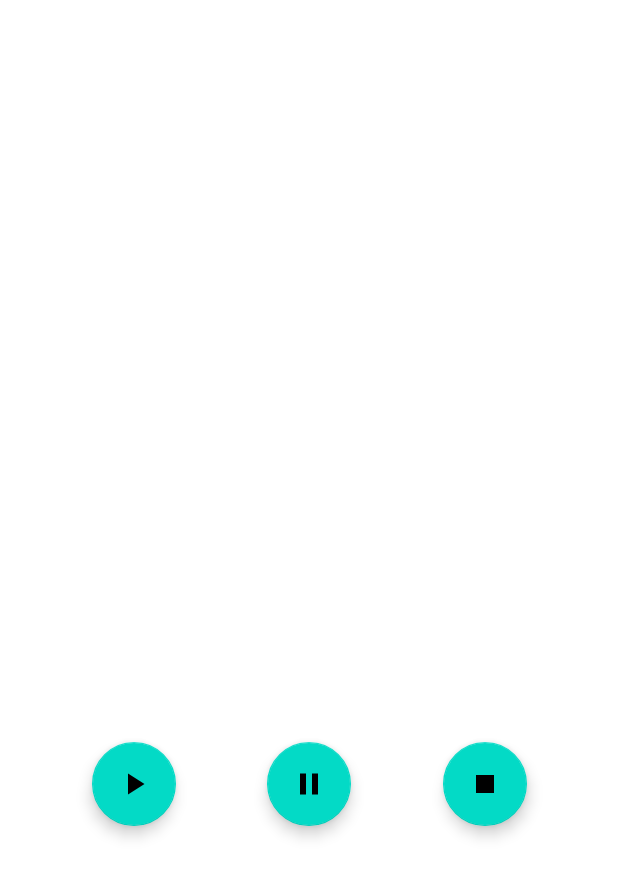
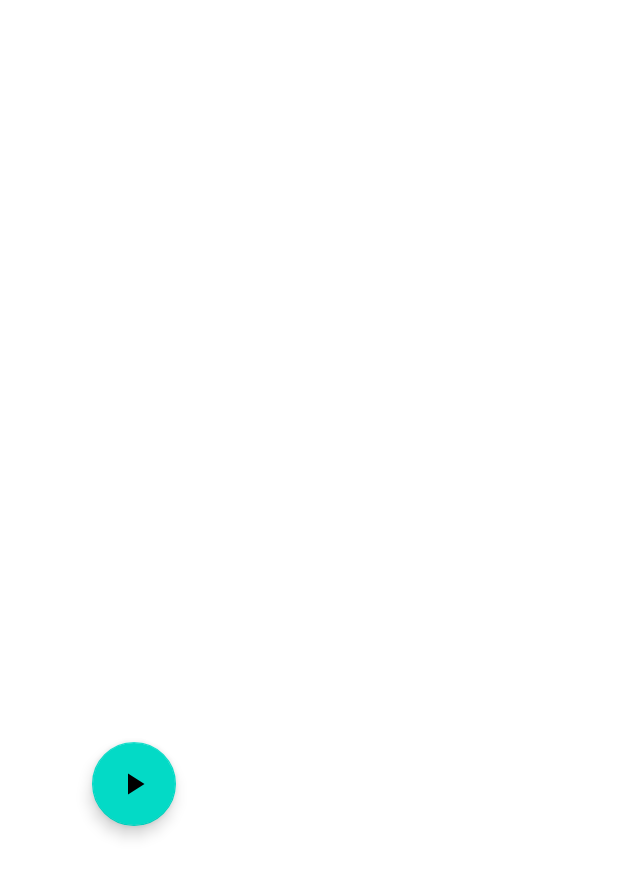
Before and after one commit to Maciej-Rzemek/Efficiency-Timer, an Android app: the layout timer_fragment.xml on its own in the app's theme, with its tools: preview values and no code run, on a phone screen of 412 x 824 dp. Shown: the top 877 px of the screen. Run offline under Robolectric (Android 15) with nearby library versions, the phone set to English and light mode, and no system bars.

Commit message:
updateButtons logic added

```diff
--- a/app/src/main/java/com/example/efficiencytimer/utilities/TimerState.kt
+++ b/app/src/main/java/com/example/efficiencytimer/utilities/TimerState.kt
@@ -1,3 +1,3 @@
 package com.example.efficiencytimer.utilities
 
-enum class TimerState {Stopped, Paused, Running}
+enum class TimerState {Paused, Running}
--- a/app/src/main/res/layout-land/timer_fragment.xml
+++ b/app/src/main/res/layout-land/timer_fragment.xml
@@ -39,18 +39,6 @@
             app:layout_constraintTop_toBottomOf="@+id/timer_textView" />
 
         <com.google.android.material.floatingactionbutton.FloatingActionButton
-            android:id="@+id/pause_fab"
-            android:layout_width="wrap_content"
-            android:layout_height="wrap_content"
-            android:layout_marginTop="148dp"
-            android:onClick="@{() -> timerViewModel.countingPaused()}"
-            app:layout_constraintEnd_toStartOf="@+id/stop_fab"
-            app:layout_constraintHorizontal_bias="0.5"
-            app:layout_constraintStart_toEndOf="@+id/play_fab"
-            app:layout_constraintTop_toBottomOf="@+id/timer_textView"
-            app:srcCompat="@drawable/ic_pause_black_24dp" />
-
-        <com.google.android.material.floatingactionbutton.FloatingActionButton
             android:id="@+id/play_fab"
             android:layout_width="wrap_content"
             android:layout_height="wrap_content"
@@ -63,7 +51,21 @@
             app:srcCompat="@drawable/ic_play_arrow_black_48dp" />
 
         <com.google.android.material.floatingactionbutton.FloatingActionButton
+            android:id="@+id/pause_fab"
+            android:visibility="invisible"
+            android:layout_width="wrap_content"
+            android:layout_height="wrap_content"
+            android:layout_marginTop="148dp"
+            android:onClick="@{() -> timerViewModel.countingPaused()}"
+            app:layout_constraintEnd_toStartOf="@+id/stop_fab"
+            app:layout_constraintHorizontal_bias="0.5"
+            app:layout_constraintStart_toEndOf="@+id/play_fab"
+            app:layout_constraintTop_toBottomOf="@+id/timer_textView"
+            app:srcCompat="@drawable/ic_pause_black_24dp" />
+
+        <com.google.android.material.floatingactionbutton.FloatingActionButton
             android:id="@+id/stop_fab"
+            android:visibility="invisible"
             android:layout_width="wrap_content"
             android:layout_height="wrap_content"
             android:layout_marginTop="148dp"
--- a/app/src/main/res/layout/timer_fragment.xml
+++ b/app/src/main/res/layout/timer_fragment.xml
@@ -42,6 +42,7 @@
 
         <com.google.android.material.floatingactionbutton.FloatingActionButton
             android:id="@+id/stop_fab"
+            android:visibility="invisible"
             android:layout_width="wrap_content"
             android:layout_height="wrap_content"
             android:layout_marginTop="240dp"
@@ -67,6 +68,7 @@
 
         <com.google.android.material.floatingactionbutton.FloatingActionButton
             android:id="@+id/pause_fab"
+            android:visibility="invisible"
             android:layout_width="wrap_content"
             android:layout_height="wrap_content"
             android:layout_marginTop="240dp"
```
Also changed, not shown: app/src/main/java/com/example/efficiencytimer/ui/TimerFragment.kt (+47 -32 lines), app/src/main/java/com/example/efficiencytimer/ui/TimerViewModel.kt (+18 -6 lines).
